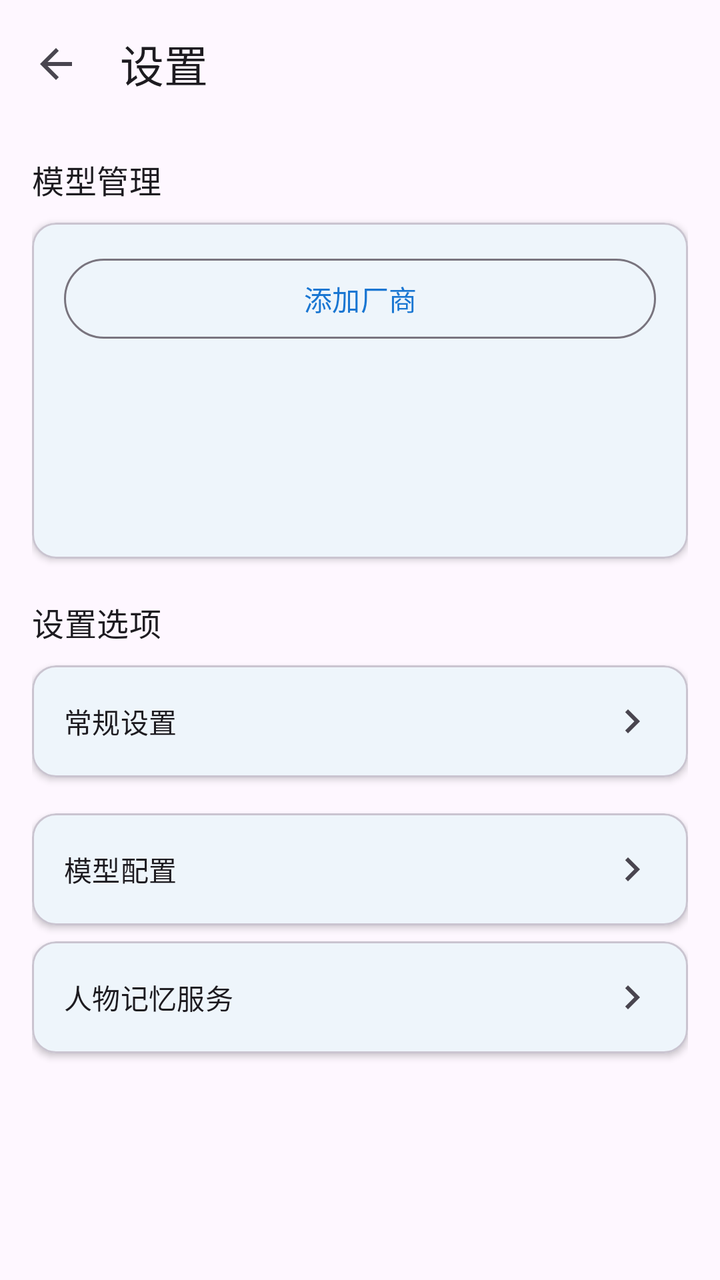
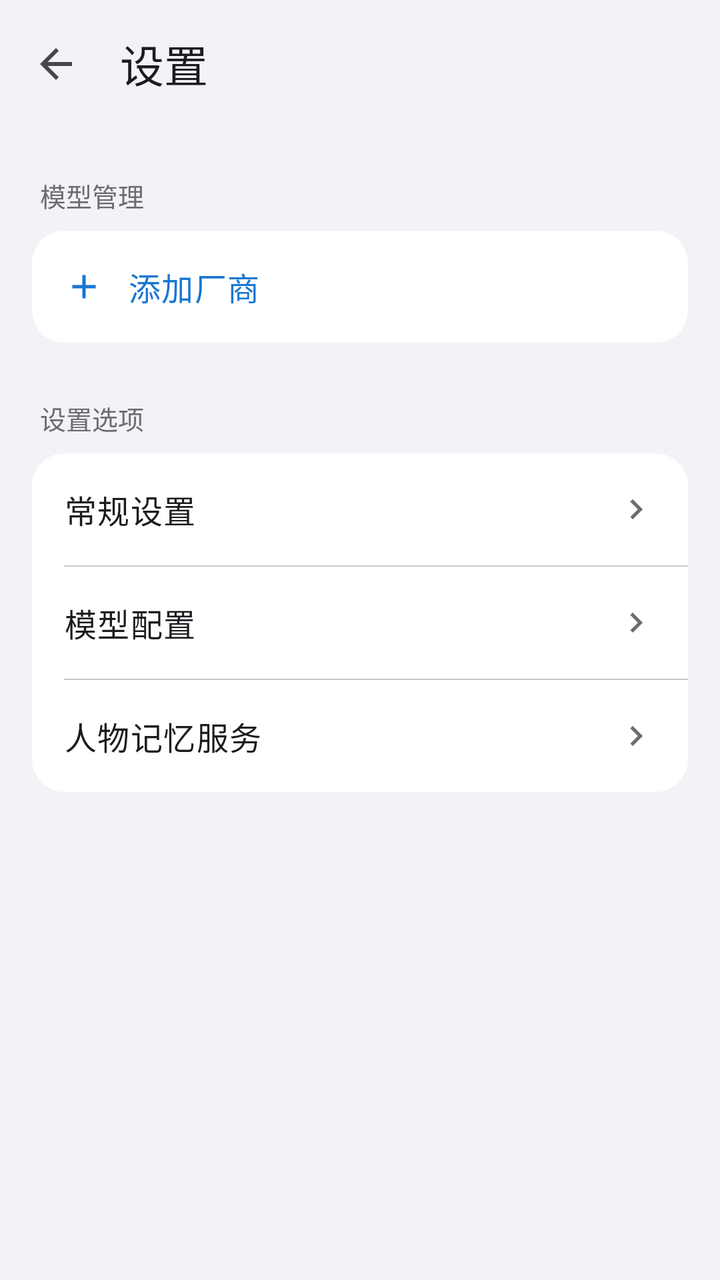

Two renders of the same Android screen: before a commit and after it. Below are the layout's source before the change and the commit's diff.
<!-- AndroidManifest.xml: activity theme Theme.AIChat -->
<!-- res/layout/activity_settings.xml -->
<?xml version="1.0" encoding="utf-8"?>
<LinearLayout xmlns:android="http://schemas.android.com/apk/res/android"
    xmlns:app="http://schemas.android.com/apk/res-auto"
    android:layout_width="match_parent"
    android:layout_height="match_parent"
    android:orientation="vertical">

    <com.google.android.material.appbar.MaterialToolbar
        android:id="@+id/toolbar"
        android:layout_width="match_parent"
        android:layout_height="?attr/actionBarSize"
        app:title="@string/settings"
        app:navigationIcon="?attr/homeAsUpIndicator" />

    <ScrollView
        android:layout_width="match_parent"
        android:layout_height="match_parent"
        android:fillViewport="true">

        <LinearLayout
            android:layout_width="match_parent"
            android:layout_height="wrap_content"
            android:orientation="vertical"
            android:paddingStart="16dp"
            android:paddingEnd="16dp"
            android:paddingTop="14dp"
            android:paddingBottom="20dp">

            <TextView
                android:layout_width="wrap_content"
                android:layout_height="wrap_content"
                android:text="@string/model_management"
                android:textAppearance="?attr/textAppearanceTitleMedium"
                android:layout_marginBottom="10dp" />

            <include
                android:id="@+id/includeModelManagement"
                layout="@layout/layout_model_management"
                android:layout_width="match_parent"
                android:layout_height="wrap_content" />

            <TextView
                android:layout_width="wrap_content"
                android:layout_height="wrap_content"
                android:text="@string/settings_options"
                android:textAppearance="?attr/textAppearanceTitleMedium"
                android:layout_marginTop="20dp"
                android:layout_marginBottom="10dp" />

            <com.google.android.material.card.MaterialCardView
                android:id="@+id/cardGeneral"
                android:layout_width="match_parent"
                android:layout_height="wrap_content"
                android:layout_marginBottom="10dp"
                app:cardElevation="2dp"
                app:cardCornerRadius="12dp">
                <LinearLayout
                    android:layout_width="match_parent"
                    android:layout_height="wrap_content"
                    android:orientation="vertical">
                    <LinearLayout
                        android:id="@+id/headerGeneral"
                        android:layout_width="match_parent"
                        android:layout_height="wrap_content"
                        android:orientation="horizontal"
                        android:gravity="center_vertical"
                        android:paddingHorizontal="16dp"
                        android:paddingVertical="14dp"
                        android:minHeight="56dp">
                        <TextView
                            android:layout_width="0dp"
                            android:layout_weight="1"
                            android:layout_height="wrap_content"
                            android:text="@string/general_settings"
                            android:textAppearance="?attr/textAppearanceTitleSmall" />
                        <ImageView
                            android:id="@+id/iconGeneralExpand"
                            android:layout_width="24dp"
                            android:layout_height="24dp"
                            android:src="@drawable/ic_chevron_right"
                            app:tint="?attr/colorOnSurfaceVariant" />
                    </LinearLayout>
                    <LinearLayout
                        android:id="@+id/expandGeneral"
                        android:layout_width="match_parent"
                        android:layout_height="wrap_content"
                        android:orientation="vertical"
                        android:paddingStart="16dp"
                        android:paddingEnd="16dp"
                        android:paddingTop="4dp"
                        android:paddingBottom="16dp"
                        android:visibility="gone">
                        <TextView
                            android:layout_width="wrap_content"
                            android:layout_height="wrap_content"
                            android:text="@string/theme"
                            android:textAppearance="?attr/textAppearanceBodyMedium"
                            android:layout_marginBottom="6dp" />
                        <RadioGroup
                            android:id="@+id/radioTheme"
                            android:layout_width="match_parent"
                            android:layout_height="wrap_content"
                            android:orientation="vertical"
                            android:layout_marginBottom="14dp">
                            <RadioButton
                                android:id="@+id/themeLight"
                                android:layout_width="wrap_content"
                                android:layout_height="wrap_content"
                                android:minHeight="40dp"
                                android:textAppearance="?attr/textAppearanceBodyMedium"
                                android:text="@string/theme_light" />
                            <RadioButton
                                android:id="@+id/themeDark"
                                android:layout_width="wrap_content"
                                android:layout_height="wrap_content"
                                android:layout_marginTop="4dp"
                                android:minHeight="40dp"
                                android:textAppearance="?attr/textAppearanceBodyMedium"
                                android:text="@string/theme_dark" />
                            <RadioButton
                                android:id="@+id/themeSystem"
                                android:layout_width="wrap_content"
                                android:layout_height="wrap_content"
                                android:layout_marginTop="4dp"
                                android:minHeight="40dp"
                                android:textAppearance="?attr/textAppearanceBodyMedium"
                                android:text="@string/theme_system" />
                        </RadioGroup>
                        <TextView
                            android:layout_width="wrap_content"
                            android:layout_height="wrap_content"
                            android:text="@string/theme_color"
                            android:textAppearance="?attr/textAppearanceBodyMedium"
                            android:layout_marginBottom="6dp" />
                        <RadioGroup
                            android:id="@+id/radioThemeColor"
                            android:layout_width="match_parent"
                            android:layout_height="wrap_content"
                            android:orientation="vertical"
                            android:layout_marginBottom="14dp">
                            <RadioButton
                                android:id="@+id/colorBlue"
                                android:layout_width="wrap_content"
                                android:layout_height="wrap_content"
                                android:minHeight="40dp"
                                android:textAppearance="?attr/textAppearanceBodyMedium"
                                android:text="蓝" />
                            <RadioButton
                                android:id="@+id/colorGreen"
                                android:layout_width="wrap_content"
                                android:layout_height="wrap_content"
                                android:layout_marginTop="4dp"
                                android:minHeight="40dp"
                                android:textAppearance="?attr/textAppearanceBodyMedium"
                                android:text="绿" />
                            <RadioButton
                                android:id="@+id/colorPurple"
                                android:layout_width="wrap_content"
                                android:layout_height="wrap_content"
                                android:layout_marginTop="4dp"
                                android:minHeight="40dp"
                                android:textAppearance="?attr/textAppearanceBodyMedium"
                                android:text="紫" />
                            <RadioButton
                                android:id="@+id/colorOrange"
                                android:layout_width="wrap_content"
                                android:layout_height="wrap_content"
                                android:layout_marginTop="4dp"
                                android:minHeight="40dp"
                                android:textAppearance="?attr/textAppearanceBodyMedium"
                                android:text="橙" />
                        </RadioGroup>
                        <TextView
                            android:layout_width="wrap_content"
                            android:layout_height="wrap_content"
                            android:text="@string/font_size"
                            android:textAppearance="?attr/textAppearanceBodyMedium"
                            android:layout_marginBottom="6dp" />
                        <LinearLayout
                            android:layout_width="match_parent"
                            android:layout_height="wrap_content"
                            android:orientation="horizontal"
                            android:gravity="center_vertical">
                            <SeekBar
                                android:id="@+id/seekFontSize"
                                android:layout_width="0dp"
                                android:layout_weight="1"
                                android:layout_height="wrap_content"
                                android:max="4"
                                android:progress="1" />
                            <TextView
                                android:id="@+id/textFontSizeValue"
                                android:layout_width="wrap_content"
                                android:layout_height="wrap_content"
                                android:layout_marginStart="12dp"
                                android:minWidth="32dp"
                                android:text="14" />
                        </LinearLayout>
                        <LinearLayout
                            android:layout_width="match_parent"
                            android:layout_height="wrap_content"
                            android:orientation="horizontal"
                            android:layout_marginTop="10dp">
                            <com.google.android.material.button.MaterialButton
                                android:id="@+id/btnNewChat"
                                style="@style/Widget.Material3.Button.TextButton"
                                android:layout_width="wrap_content"
                                android:layout_height="wrap_content"
                                android:text="@string/new_chat" />
                            <com.google.android.material.button.MaterialButton
                                android:id="@+id/btnExport"
                                style="@style/Widget.Material3.Button.TextButton"
                                android:layout_width="wrap_content"
                                android:layout_height="wrap_content"
                                android:layout_marginStart="8dp"
                                android:text="@string/export" />
                        </LinearLayout>
                    </LinearLayout>
                </LinearLayout>
            </com.google.android.material.card.MaterialCardView>

            <com.google.android.material.card.MaterialCardView
                android:id="@+id/cardModelConfig"
                android:layout_width="match_parent"
                android:layout_height="wrap_content"
                android:layout_marginTop="8dp"
                app:cardElevation="2dp"
                app:cardCornerRadius="12dp">
                <LinearLayout
                    android:layout_width="match_parent"
                    android:layout_height="wrap_content"
                    android:orientation="horizontal"
                    android:gravity="center_vertical"
                    android:paddingHorizontal="16dp"
                    android:paddingVertical="14dp"
                    android:minHeight="56dp">
                    <TextView
                        android:layout_width="0dp"
                        android:layout_weight="1"
                        android:layout_height="wrap_content"
                        android:text="@string/model_config"
                        android:textAppearance="?attr/textAppearanceTitleSmall" />
                    <ImageView
                        android:layout_width="24dp"
                        android:layout_height="24dp"
                        android:src="@drawable/ic_chevron_right"
                        app:tint="?attr/colorOnSurfaceVariant" />
                </LinearLayout>
            </com.google.android.material.card.MaterialCardView>

            <com.google.android.material.card.MaterialCardView
                android:id="@+id/cardCharacterMemory"
                android:layout_width="match_parent"
                android:layout_height="wrap_content"
                android:layout_marginTop="8dp"
                app:cardElevation="2dp"
                app:cardCornerRadius="12dp">
                <LinearLayout
                    android:layout_width="match_parent"
                    android:layout_height="wrap_content"
                    android:orientation="horizontal"
                    android:gravity="center_vertical"
                    android:paddingHorizontal="16dp"
                    android:paddingVertical="14dp"
                    android:minHeight="56dp">
                    <TextView
                        android:layout_width="0dp"
                        android:layout_weight="1"
                        android:layout_height="wrap_content"
                        android:text="@string/character_memory_settings"
                        android:textAppearance="?attr/textAppearanceTitleSmall" />
                    <ImageView
                        android:layout_width="24dp"
                        android:layout_height="24dp"
                        android:src="@drawable/ic_chevron_right"
                        app:tint="?attr/colorOnSurfaceVariant" />
                </LinearLayout>
            </com.google.android.material.card.MaterialCardView>
        </LinearLayout>
    </ScrollView>
</LinearLayout>
<!-- res/layout/layout_model_management.xml (included above) -->
<?xml version="1.0" encoding="utf-8"?>
<com.google.android.material.card.MaterialCardView
    xmlns:android="http://schemas.android.com/apk/res/android"
    xmlns:app="http://schemas.android.com/apk/res-auto"
    android:layout_width="match_parent"
    android:layout_height="wrap_content"
    app:cardElevation="2dp"
    app:cardCornerRadius="12dp">

    <LinearLayout
        android:layout_width="match_parent"
        android:layout_height="wrap_content"
        android:orientation="vertical"
        android:paddingHorizontal="16dp"
        android:paddingVertical="14dp">

        <com.google.android.material.button.MaterialButton
            android:id="@+id/btnAddProvider"
            style="@style/Widget.Material3.Button.OutlinedButton"
            android:layout_width="match_parent"
            android:layout_height="wrap_content"
            android:text="@string/add_provider"
            android:layout_marginBottom="12dp" />

        <androidx.recyclerview.widget.RecyclerView
            android:id="@+id/recyclerProviders"
            android:layout_width="match_parent"
            android:layout_height="wrap_content"
            android:minHeight="80dp"
            android:nestedScrollingEnabled="false" />
    </LinearLayout>
</com.google.android.material.card.MaterialCardView>
<!-- resources referenced by this layout -->
<resources>
  <!-- drawable ic_chevron_right (drawable) -->
  <?xml version="1.0" encoding="utf-8"?>
  <vector xmlns:android="http://schemas.android.com/apk/res/android"
      android:width="24dp"
      android:height="24dp"
      android:viewportWidth="24"
      android:viewportHeight="24">
      <path
          android:fillColor="#000000"
          android:pathData="M10,6L8.59,7.41 13.17,12l-4.58,4.59L10,18l6,-6z"/>
  </vector>
  <string name="add_provider">添加厂商</string>
  <string name="character_memory_settings">人物记忆服务</string>
  <string name="export">导出记录</string>
  <string name="font_size">字体大小</string>
  <string name="general_settings">常规设置</string>
  <string name="model_config">模型配置</string>
  <string name="model_management">模型管理</string>
  <string name="new_chat">新对话</string>
  <string name="settings">设置</string>
  <string name="settings_options">设置选项</string>
  <string name="theme">主题</string>
  <string name="theme_color">主题色</string>
  <string name="theme_dark">深色</string>
  <string name="theme_light">浅色</string>
  <string name="theme_system">跟随系统</string>
  <style name="Theme.AIChat" parent="Theme.Material3.DayNight.NoActionBar">
          <item name="colorPrimary">@color/primary</item>
          <item name="colorPrimaryContainer">?attr/colorPrimaryLight</item>
          <item name="colorOnPrimary">@color/on_primary</item>
          <item name="colorSurface">@color/surface</item>
          <item name="colorPrimarySubtle">@color/primary_blue_subtle</item>
          <item name="colorPrimaryLight">@color/primary_blue_light</item>
          <item name="colorPrimaryDeep">@color/primary_blue_deep</item>
          <item name="materialAlertDialogTheme">@style/ThemeOverlay.AIChat.MaterialAlertDialog</item>
          <item name="alertDialogTheme">@style/ThemeOverlay.AIChat.MaterialAlertDialog</item>
      </style>
  <color name="primary">#1976D2</color>
  <color name="on_primary">#FFFFFF</color>
  <color name="surface">#FFFFFF</color>
  <color name="primary_blue_subtle">#F5FAFF</color>
  <color name="primary_blue_light">#E3F2FD</color>
  <color name="primary_blue_deep">#0D47A1</color>
  <style name="ThemeOverlay.AIChat.MaterialAlertDialog" parent="ThemeOverlay.Material3.MaterialAlertDialog">
          <item name="backgroundTint">@color/dialog_surface_bg</item>
          <item name="android:windowBackground">@drawable/bg_material_alert_dialog</item>
          <item name="colorSurface">@color/dialog_surface_bg</item>
          <item name="elevationOverlayEnabled">false</item>
      </style>
  <color name="dialog_surface_bg">#FFFDFEFF</color>
  <!-- drawable bg_material_alert_dialog (drawable) -->
  <?xml version="1.0" encoding="utf-8"?>
  <shape xmlns:android="http://schemas.android.com/apk/res/android"
      android:shape="rectangle">
      <corners android:radius="28dp" />
      <solid android:color="@color/dialog_surface_bg" />
  </shape>
</resources>

<!-- the commit's change to res/layout/activity_settings.xml (unified diff, before → after) -->
@@ -3,83 +3,105 @@
     xmlns:app="http://schemas.android.com/apk/res-auto"
     android:layout_width="match_parent"
     android:layout_height="match_parent"
-    android:orientation="vertical">
+    android:orientation="vertical"
+    android:background="@color/ios_grouped_bg">
 
     <com.google.android.material.appbar.MaterialToolbar
         android:id="@+id/toolbar"
         android:layout_width="match_parent"
         android:layout_height="?attr/actionBarSize"
+        android:background="@color/ios_grouped_bg"
+        app:elevation="0dp"
         app:title="@string/settings"
         app:navigationIcon="?attr/homeAsUpIndicator" />
 
     <ScrollView
         android:layout_width="match_parent"
         android:layout_height="match_parent"
+        android:background="@color/ios_grouped_bg"
         android:fillViewport="true">
 
         <LinearLayout
             android:layout_width="match_parent"
             android:layout_height="wrap_content"
             android:orientation="vertical"
-            android:paddingStart="16dp"
-            android:paddingEnd="16dp"
-            android:paddingTop="14dp"
-            android:paddingBottom="20dp">
-
+            android:paddingBottom="32dp">
+
+            
             <TextView
-                android:layout_width="wrap_content"
+                android:layout_width="match_parent"
                 android:layout_height="wrap_content"
                 android:text="@string/model_management"
-                android:textAppearance="?attr/textAppearanceTitleMedium"
-                android:layout_marginBottom="10dp" />
+                android:textSize="13sp"
+                android:textColor="@color/ios_section_label"
+                android:paddingStart="20dp"
+                android:paddingEnd="20dp"
+                android:paddingTop="24dp"
+                android:paddingBottom="8dp" />
 
             <include
                 android:id="@+id/includeModelManagement"
                 layout="@layout/layout_model_management"
                 android:layout_width="match_parent"
-                android:layout_height="wrap_content" />
-
+                android:layout_height="wrap_content"
+                android:layout_marginStart="16dp"
+                android:layout_marginEnd="16dp" />
+
+            
             <TextView
-                android:layout_width="wrap_content"
+                android:layout_width="match_parent"
                 android:layout_height="wrap_content"
                 android:text="@string/settings_options"
-                android:textAppearance="?attr/textAppearanceTitleMedium"
-                android:layout_marginTop="20dp"
-                android:layout_marginBottom="10dp" />
-
+                android:textSize="13sp"
+                android:textColor="@color/ios_section_label"
+                android:paddingStart="20dp"
+                android:paddingEnd="20dp"
+                android:paddingTop="28dp"
+                android:paddingBottom="8dp" />
+
+            
             <com.google.android.material.card.MaterialCardView
-                android:id="@+id/cardGeneral"
                 android:layout_width="match_parent"
                 android:layout_height="wrap_content"
-                android:layout_marginBottom="10dp"
-                app:cardElevation="2dp"
-                app:cardCornerRadius="12dp">
+                android:layout_marginStart="16dp"
+                android:layout_marginEnd="16dp"
+                app:cardElevation="0dp"
+                app:cardBackgroundColor="@color/ios_cell_bg"
+                app:cardCornerRadius="16dp"
+                app:strokeWidth="0dp">
+
                 <LinearLayout
                     android:layout_width="match_parent"
                     android:layout_height="wrap_content"
                     android:orientation="vertical">
+
+                    
                     <LinearLayout
                         android:id="@+id/headerGeneral"
                         android:layout_width="match_parent"
                         android:layout_height="wrap_content"
                         android:orientation="horizontal"
                         android:gravity="center_vertical"
-                        android:paddingHorizontal="16dp"
-                        android:paddingVertical="14dp"
-                        android:minHeight="56dp">
+                        android:paddingStart="16dp"
+                        android:paddingEnd="16dp"
+                        android:minHeight="56dp"
+                        android:background="?attr/selectableItemBackground">
                         <TextView
                             android:layout_width="0dp"
                             android:layout_weight="1"
                             android:layout_height="wrap_content"
                             android:text="@string/general_settings"
-                            android:textAppearance="?attr/textAppearanceTitleSmall" />
+                            android:textAppearance="?attr/textAppearanceBodyLarge"
+                            android:textColor="?attr/colorOnSurface" />
                         <ImageView
                             android:id="@+id/iconGeneralExpand"
-                            android:layout_width="24dp"
-                            android:layout_height="24dp"
+                            android:layout_width="20dp"
+                            android:layout_height="20dp"
                             android:src="@drawable/ic_chevron_right"
-                            app:tint="?attr/colorOnSurfaceVariant" />
+                            app:tint="@color/ios_section_label" />
                     </LinearLayout>
+
+                    
                     <LinearLayout
                         android:id="@+id/expandGeneral"
                         android:layout_width="match_parent"
@@ -216,66 +238,74 @@
                                 android:text="@string/export" />
                         </LinearLayout>
                     </LinearLayout>
+
+                    
+                    <View
+                        android:layout_width="match_parent"
+                        android:layout_height="0.5dp"
+                        android:layout_marginStart="16dp"
+                        android:background="@color/ios_separator" />
+
+                    
+                    <LinearLayout
+                        android:id="@+id/cardModelConfig"
+                        android:layout_width="match_parent"
+                        android:layout_height="wrap_content"
+                        android:orientation="horizontal"
+                        android:gravity="center_vertical"
+                        android:paddingStart="16dp"
+                        android:paddingEnd="16dp"
+                        android:minHeight="56dp"
+                        android:background="?attr/selectableItemBackground">
+                        <TextView
+                            android:layout_width="0dp"
+                            android:layout_weight="1"
+                            android:layout_height="wrap_content"
+                            android:text="@string/model_config"
+                            android:textAppearance="?attr/textAppearanceBodyLarge"
+                            android:textColor="?attr/colorOnSurface" />
+                        <ImageView
+                            android:layout_width="20dp"
+                            android:layout_height="20dp"
+                            android:src="@drawable/ic_chevron_right"
+                            app:tint="@color/ios_section_label" />
+                    </LinearLayout>
+
+                    
+                    <View
+                        android:layout_width="match_parent"
+                        android:layout_height="0.5dp"
+                        android:layout_marginStart="16dp"
+                        android:background="@color/ios_separator" />
+
+                    
+                    <LinearLayout
+                        android:id="@+id/cardCharacterMemory"
+                        android:layout_width="match_parent"
+                        android:layout_height="wrap_content"
+                        android:orientation="horizontal"
+                        android:gravity="center_vertical"
+                        android:paddingStart="16dp"
+                        android:paddingEnd="16dp"
+                        android:minHeight="56dp"
+                        android:background="?attr/selectableItemBackground">
+                        <TextView
+                            android:layout_width="0dp"
+                            android:layout_weight="1"
+                            android:layout_height="wrap_content"
+                            android:text="@string/character_memory_settings"
+                            android:textAppearance="?attr/textAppearanceBodyLarge"
+                            android:textColor="?attr/colorOnSurface" />
+                        <ImageView
+                            android:layout_width="20dp"
+                            android:layout_height="20dp"
+                            android:src="@drawable/ic_chevron_right"
+                            app:tint="@color/ios_section_label" />
+                    </LinearLayout>
+
                 </LinearLayout>
             </com.google.android.material.card.MaterialCardView>
 
-            <com.google.android.material.card.MaterialCardView
-                android:id="@+id/cardModelConfig"
-                android:layout_width="match_parent"
-                android:layout_height="wrap_content"
-                android:layout_marginTop="8dp"
-                app:cardElevation="2dp"
-                app:cardCornerRadius="12dp">
-                <LinearLayout
-                    android:layout_width="match_parent"
-                    android:layout_height="wrap_content"
-                    android:orientation="horizontal"
-                    android:gravity="center_vertical"
-                    android:paddingHorizontal="16dp"
-                    android:paddingVertical="14dp"
-                    android:minHeight="56dp">
-                    <TextView
-                        android:layout_width="0dp"
-                        android:layout_weight="1"
-                        android:layout_height="wrap_content"
-                        android:text="@string/model_config"
-                        android:textAppearance="?attr/textAppearanceTitleSmall" />
-                    <ImageView
-                        android:layout_width="24dp"
-                        android:layout_height="24dp"
-                        android:src="@drawable/ic_chevron_right"
-                        app:tint="?attr/colorOnSurfaceVariant" />
-                </LinearLayout>
-            </com.google.android.material.card.MaterialCardView>
-
-            <com.google.android.material.card.MaterialCardView
-                android:id="@+id/cardCharacterMemory"
-                android:layout_width="match_parent"
-                android:layout_height="wrap_content"
-                android:layout_marginTop="8dp"
-                app:cardElevation="2dp"
-                app:cardCornerRadius="12dp">
-                <LinearLayout
-                    android:layout_width="match_parent"
-                    android:layout_height="wrap_content"
-                    android:orientation="horizontal"
-                    android:gravity="center_vertical"
-                    android:paddingHorizontal="16dp"
-                    android:paddingVertical="14dp"
-                    android:minHeight="56dp">
-                    <TextView
-                        android:layout_width="0dp"
-                        android:layout_weight="1"
-                        android:layout_height="wrap_content"
-                        android:text="@string/character_memory_settings"
-                        android:textAppearance="?attr/textAppearanceTitleSmall" />
-                    <ImageView
-                        android:layout_width="24dp"
-                        android:layout_height="24dp"
-                        android:src="@drawable/ic_chevron_right"
-                        app:tint="?attr/colorOnSurfaceVariant" />
-                </LinearLayout>
-            </com.google.android.material.card.MaterialCardView>
         </LinearLayout>
     </ScrollView>
 </LinearLayout>
@@ -286,29 +316,48 @@
     xmlns:app="http://schemas.android.com/apk/res-auto"
     android:layout_width="match_parent"
     android:layout_height="wrap_content"
-    app:cardElevation="2dp"
-    app:cardCornerRadius="12dp">
+    app:cardElevation="0dp"
+    app:cardBackgroundColor="@color/ios_cell_bg"
+    app:cardCornerRadius="16dp"
+    app:strokeWidth="0dp">
 
     <LinearLayout
         android:layout_width="match_parent"
         android:layout_height="wrap_content"
-        android:orientation="vertical"
-        android:paddingHorizontal="16dp"
-        android:paddingVertical="14dp">
-
-        <com.google.android.material.button.MaterialButton
+        android:orientation="vertical">
+
+        
+        <LinearLayout
             android:id="@+id/btnAddProvider"
-            style="@style/Widget.Material3.Button.OutlinedButton"
             android:layout_width="match_parent"
             android:layout_height="wrap_content"
-            android:text="@string/add_provider"
-            android:layout_marginBottom="12dp" />
-
+            android:orientation="horizontal"
+            android:gravity="center_vertical"
+            android:paddingStart="16dp"
+            android:paddingEnd="16dp"
+            android:minHeight="56dp"
+            android:background="?attr/selectableItemBackground">
+            <ImageView
+                android:layout_width="20dp"
+                android:layout_height="20dp"
+                android:src="@drawable/ic_add"
+                android:layout_marginEnd="12dp"
+                app:tint="?attr/colorPrimary" />
+            <TextView
+                android:layout_width="0dp"
+                android:layout_weight="1"
+                android:layout_height="wrap_content"
+                android:text="@string/add_provider"
+                android:textAppearance="?attr/textAppearanceBodyLarge"
+                android:textColor="?attr/colorPrimary" />
+        </LinearLayout>
+
+        
         <androidx.recyclerview.widget.RecyclerView
             android:id="@+id/recyclerProviders"
             android:layout_width="match_parent"
             android:layout_height="wrap_content"
-            android:minHeight="80dp"
             android:nestedScrollingEnabled="false" />
+
     </LinearLayout>
 </com.google.android.material.card.MaterialCardView>
<!-- resource entries referenced after the edit -->
@@ -1,5 +1,20 @@
 <!-- resources referenced by this layout -->
 <resources>
+  <color name="ios_cell_bg">#FFFFFF</color>
+  <color name="ios_grouped_bg">#F2F2F7</color>
+  <color name="ios_section_label">#6C6C70</color>
+  <color name="ios_separator">#C8C7CC</color>
+  <!-- drawable ic_add (drawable) -->
+  <?xml version="1.0" encoding="utf-8"?>
+  <vector xmlns:android="http://schemas.android.com/apk/res/android"
+      android:width="24dp"
+      android:height="24dp"
+      android:viewportWidth="24"
+      android:viewportHeight="24">
+      <path
+          android:fillColor="@android:color/black"
+          android:pathData="M19,11H13V5H11V11H5V13H11V19H13V13H19V11Z" />
+  </vector>
   <!-- drawable ic_chevron_right (drawable) -->
   <?xml version="1.0" encoding="utf-8"?>
   <vector xmlns:android="http://schemas.android.com/apk/res/android"
